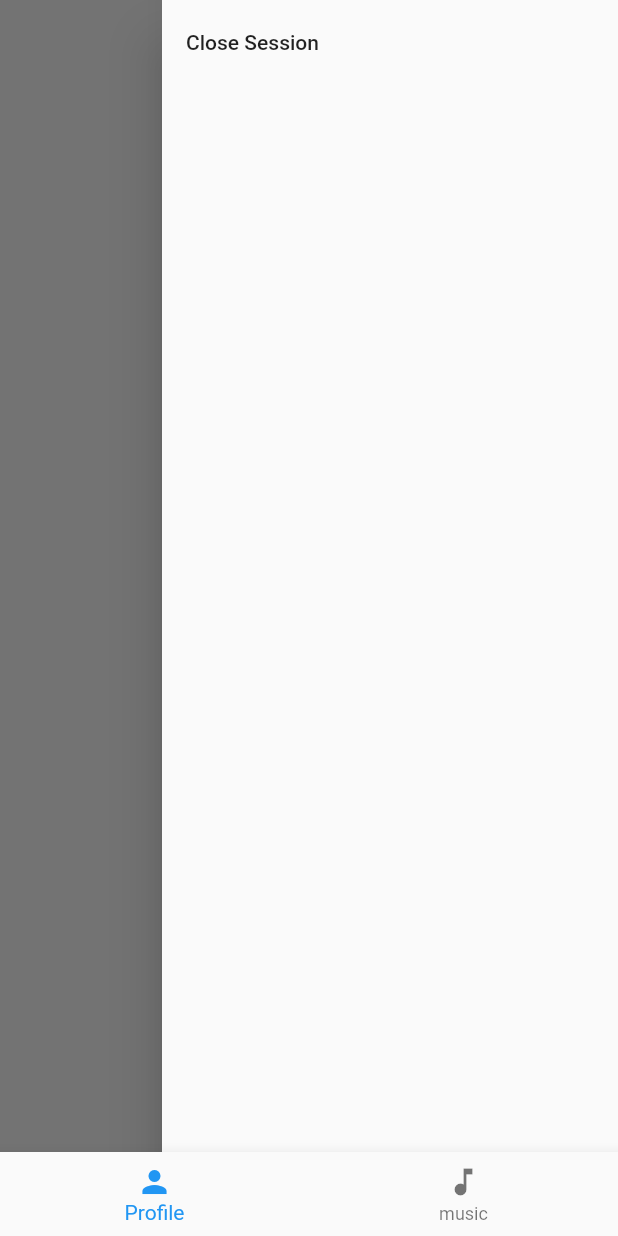
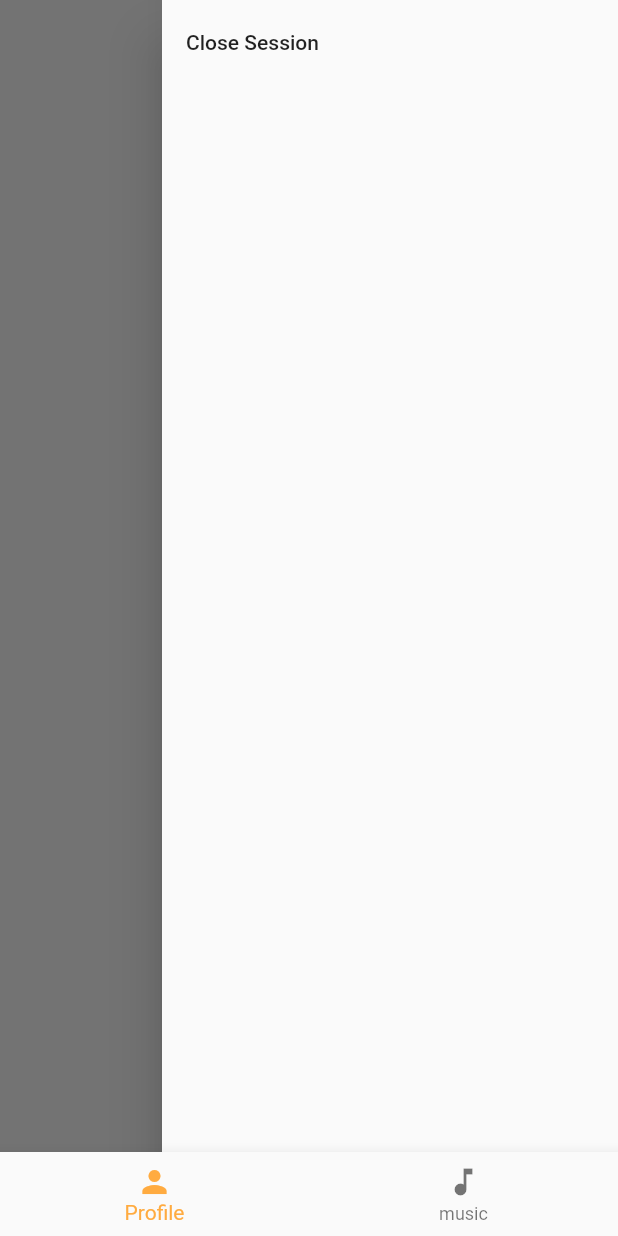
Before and after one commit to sdmontano/prueba-tecnica, a Flutter app: the HomePage screen opened directly, with the side drawer open, on a phone screen of 412 x 824 dp. Run offline on Flutter 3.47's test engine with Material 2 defaults, Android fonts, the phone set to English and light mode, and no system bars.

```diff
--- a/lib/pages/home_page.dart
+++ b/lib/pages/home_page.dart
@@ -1,5 +1,5 @@
 import 'package:flutter/material.dart';
-import 'package:prueba_tecnica/pages/music_page.dart';
+import 'package:prueba_tecnica/pages/post_page.dart';
 import 'package:prueba_tecnica/pages/profile_page.dart';
 
 class HomePage extends StatefulWidget {
@@ -13,12 +13,13 @@ class _HomePageState extends State<HomePage> {
   int index = 0;
   final screens = [
     ProfilePage(),
-    MusicPage(),
+    PostPage(),
   ];
   @override
   Widget build(BuildContext context) {
     return Scaffold(
       bottomNavigationBar: BottomNavigationBar(
+        selectedItemColor: Colors.orangeAccent,
         currentIndex: index,
         onTap: (i) => setState(() {
           index = i;
--- a/lib/pages/login_page.dart
+++ b/lib/pages/login_page.dart
@@ -8,6 +8,10 @@ class LoginPage extends StatelessWidget {
   Widget build(BuildContext context) {
     final inputBorder =
         OutlineInputBorder(borderSide: Divider.createBorderSide(context));
+
+    TextEditingController _emailcontroller = new TextEditingController();
+    TextEditingController _passwordcontroller = new TextEditingController();
+
     return Scaffold(
       backgroundColor: Color.fromARGB(255, 238, 232, 232),
       body: SafeArea(
@@ -19,6 +23,7 @@ class LoginPage extends StatelessWidget {
             children: [
               Flexible(child: Container(), flex: 2),
               TextField(
+                controller: _emailcontroller,
                 keyboardType: TextInputType.emailAddress,
                 decoration: InputDecoration(
                     hintText: 'Enter your email',
@@ -30,6 +35,7 @@ class LoginPage extends StatelessWidget {
               ),
               SizedBox(height: 20),
               TextField(
+                controller: _passwordcontroller,
                 keyboardType: TextInputType.text,
                 obscureText: true,
                 decoration: InputDecoration(
--- a/lib/pages/profile_page.dart
+++ b/lib/pages/profile_page.dart
@@ -13,7 +13,27 @@ class ProfilePage extends StatelessWidget {
         child: ListTile(title: Text('Close Session')),
       ),
       appBar: NewAppBar(titl: 'Profile'),
-      body: Center(child: Text('Profile Page')),
+      body: Padding(
+        padding: EdgeInsets.all(10.0),
+        child: Column(
+          mainAxisAlignment: MainAxisAlignment.center,
+          children: [
+            Container(
+              alignment: Alignment.center,
+              decoration: BoxDecoration(
+                borderRadius: BorderRadius.circular(100),
+              ),
+              child: CircleAvatar(
+                radius: 70,
+                backgroundImage:
+                    AssetImage('assets/default-profile-icon-6.jpg'),
+              ),
+            ),
+            SizedBox(height: 20),
+            Text('Juanito Antonio')
+          ],
+        ),
+      ),
     );
   }
 }
--- a/lib/widgets/appbar.dart
+++ b/lib/widgets/appbar.dart
@@ -14,6 +14,27 @@ class NewAppBar extends StatelessWidget implements PreferredSizeWidget {
       backgroundColor: Colors.transparent,
       elevation: 0,
       titleTextStyle: TextStyle(color: Colors.black87),
+      actions: [
+        PopupMenuButton<int>(
+            icon: Icon(Icons.menu),
+            itemBuilder: (context) => [
+                  // popupmenu item 1
+                  PopupMenuItem(
+                    value: 1,
+                    // row has two child icon and text.
+                    child: Row(
+                      children: [
+                        Icon(Icons.exit_to_app),
+                        SizedBox(
+                          // sized box with width 10
+                          width: 10,
+                        ),
+                        Text("Log out")
+                      ],
+                    ),
+                  ),
+                ]),
+      ],
     );
   }
 }
--- a/pubspec.yaml
+++ b/pubspec.yaml
@@ -34,6 +34,7 @@ dependencies:
   # The following adds the Cupertino Icons font to your application.
   # Use with the CupertinoIcons class for iOS style icons.
   cupertino_icons: ^1.0.2
+  http: ^0.13.4
 
 dev_dependencies:
   flutter_test:
@@ -58,8 +59,8 @@ flutter:
   uses-material-design: true
 
   # To add assets to your application, add an assets section, like this:
-  # assets:
-  #   - images/a_dot_burr.jpeg
+  assets:
+    - assets/
   #   - images/a_dot_ham.jpeg
 
   # An image asset can refer to one or more resolution-specific "variants", see
```
Also changed, not shown: lib/data/models/post_model.dart (added, +29 -0 lines), lib/data/repository/post_repository.dart (added, +36 -0 lines), lib/pages/music_page.dart (deleted, +0 -23 lines), lib/pages/post_page.dart (added, +80 -0 lines), lib/widgets/card.dart (added, +31 -0 lines), assets/default-profile-icon-6.jpg (added), pubspec.lock.
